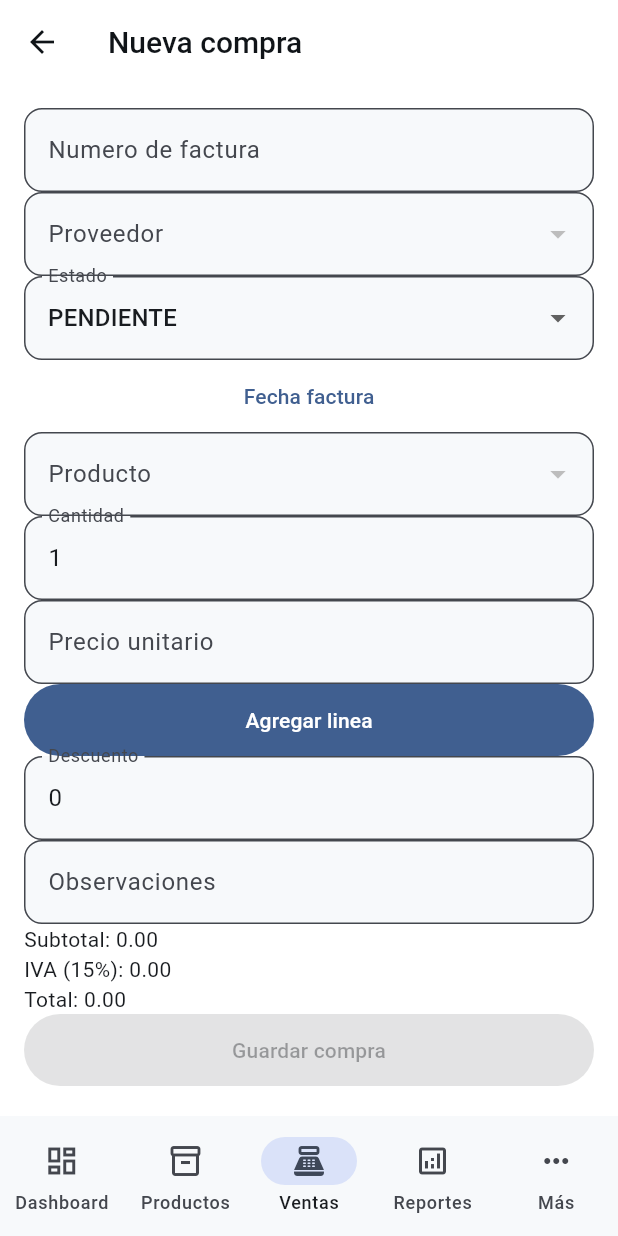
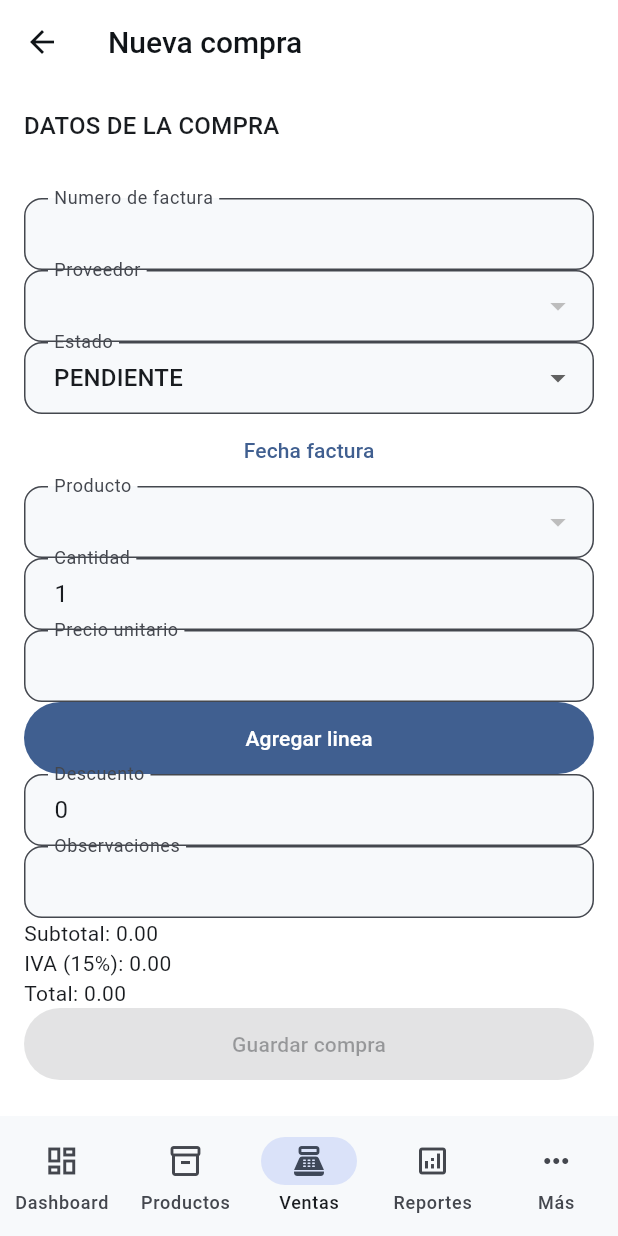
Before and after one commit to AndresCagua/FerrePlus, a Flutter app: the CompraFormPage screen opened by its route, on a phone screen of 412 x 824 dp. Run offline on Flutter 3.47's test engine with Material 3 defaults, Android fonts, the light colour scheme and no system bars; our stand-ins replace connectivity_plus, dio, drift, flutter_local_notifications, flutter_riverpod, flutter_secure_storage and 3 more; missing offline and left inert: cryptography; accounts and stored records are empty; generated files the repository leaves out were written again; network calls fail.

Commit message:
20260819
refactor(flutter): formularios con componentes compartidos y README

- AppFormField, AppDropdownField, AppFormSection en shared/widgets/forms
- Refactor 10 pantallas: venta, compra, movimiento, gasto, producto,
  categoria, proveedor, cliente, usuario y rol
- Formularios scrollables, spacing AppSpacing, secciones agrupadas,
  botones en flujo natural sin superposicion
- README con seccion app Flutter (stack, comandos, offline, rediseno)
- Integration test de sync offline (pendiente de dispositivo)
- 88 tests verdes, analyze 0

```diff
--- a/flutter/lib/presentation/features/commercial_pages.dart
+++ b/flutter/lib/presentation/features/commercial_pages.dart
@@ -18,6 +18,9 @@ import '../shared/widgets/app_error_view.dart';
 import '../shared/widgets/app_empty_state.dart';
 import '../shared/widgets/app_loading_indicator.dart';
 import '../shared/widgets/page_scaffold.dart';
+import '../shared/widgets/forms/app_dropdown_field.dart';
+import '../shared/widgets/forms/app_form_field.dart';
+import '../shared/widgets/forms/app_form_section.dart';
 import '../shared/widgets/confirm_dialog.dart';
 import '../theme/app_spacing.dart';
 
@@ -272,12 +275,18 @@ class _VentaFormState extends ConsumerState<VentaFormPage> {
       appBar: AppBarBuilder(title: 'Nueva venta POS'),
       body: Form(
         key: formKey,
-        child: ListView(
+        child: SingleChildScrollView(
           padding: const EdgeInsets.all(AppSpacing.space16),
+          child: Column(
+            crossAxisAlignment: CrossAxisAlignment.stretch,
             children: <Widget>[
-            DropdownButtonFormField<int>(
+              const AppFormSection(
+                title: 'DATOS DE LA VENTA',
+                children: <Widget>[],
+              ),
+              AppDropdownField<int>(
+                label: 'Cliente',
                 initialValue: clientId,
-              decoration: const InputDecoration(labelText: 'Cliente'),
                 items: clients
                     .map(
                       (Cliente x) => DropdownMenuItem<int>(
@@ -288,9 +297,9 @@ class _VentaFormState extends ConsumerState<VentaFormPage> {
                     .toList(),
                 onChanged: (int? v) => setState(() => clientId = v),
               ),
-            DropdownButtonFormField<String>(
+              AppDropdownField<String>(
+                label: 'Metodo de pago',
                 initialValue: method,
-              decoration: const InputDecoration(labelText: 'Metodo de pago'),
                 items:
                     const <String>[
                           'EFECTIVO',
@@ -299,15 +308,18 @@ class _VentaFormState extends ConsumerState<VentaFormPage> {
                           'CREDITO',
                         ]
                         .map(
-                        (String x) =>
-                            DropdownMenuItem<String>(value: x, child: Text(x)),
+                          (String x) => DropdownMenuItem<String>(
+                            value: x,
+                            child: Text(x),
+                          ),
                         )
                         .toList(),
                 onChanged: (String? v) => setState(() => method = v ?? method),
               ),
-            DropdownButtonFormField<int>(
-              decoration: const InputDecoration(labelText: 'Producto'),
-              value: productId,
+              const AppFormSection(title: 'PRODUCTOS', children: <Widget>[]),
+              AppDropdownField<int>(
+                label: 'Producto',
+                initialValue: productId,
                 items: products
                     .map(
                       (Producto x) => DropdownMenuItem<int>(
@@ -324,14 +336,14 @@ class _VentaFormState extends ConsumerState<VentaFormPage> {
                   price.text = p?.precioVenta.toString() ?? '';
                 }),
               ),
-            TextFormField(
+              AppFormField(
+                label: 'Cantidad',
                 controller: quantity,
-              decoration: const InputDecoration(labelText: 'Cantidad'),
                 keyboardType: TextInputType.number,
               ),
-            TextFormField(
+              AppFormField(
+                label: 'Precio unitario',
                 controller: price,
-              decoration: const InputDecoration(labelText: 'Precio unitario'),
                 keyboardType: TextInputType.number,
               ),
               FilledButton(
@@ -390,16 +402,14 @@ class _VentaFormState extends ConsumerState<VentaFormPage> {
                   ),
                 ),
               ),
-            TextFormField(
+              const AppFormSection(title: 'RESUMEN', children: <Widget>[]),
+              AppFormField(
+                label: 'Descuento',
                 controller: discount,
-              decoration: const InputDecoration(labelText: 'Descuento'),
                 keyboardType: TextInputType.number,
                 onChanged: (_) => setState(() {}),
               ),
-            TextFormField(
-              controller: observations,
-              decoration: const InputDecoration(labelText: 'Observaciones'),
-            ),
+              AppFormField(label: 'Observaciones', controller: observations),
               Text('Subtotal: ${subtotal.toStringAsFixed(2)}'),
               Text('IVA (15%): ${iva.toStringAsFixed(2)}'),
               Text(
@@ -419,6 +429,7 @@ class _VentaFormState extends ConsumerState<VentaFormPage> {
                     : const Text('Guardar venta'),
               ),
             ],
+          ),
         ),
       ),
     );
@@ -741,20 +752,24 @@ class _CompraFormState extends ConsumerState<CompraFormPage> {
           : Form(
               key: keyForm,
               child: ListView(
+                shrinkWrap: true,
+                cacheExtent: 10000,
                 padding: const EdgeInsets.all(AppSpacing.space16),
                 children: <Widget>[
-                  TextFormField(
+                  const AppFormSection(
+                    title: 'DATOS DE LA COMPRA',
+                    children: <Widget>[],
+                  ),
+                  AppFormField(
+                    label: 'Numero de factura',
                     controller: invoice,
-                    decoration: const InputDecoration(
-                      labelText: 'Numero de factura',
-                    ),
                     validator: (String? v) => v == null || v.trim().isEmpty
                         ? 'Campo requerido'
                         : null,
                   ),
-                  DropdownButtonFormField<int>(
-                    decoration: const InputDecoration(labelText: 'Proveedor'),
-                    value: supplierId,
+                  AppDropdownField<int>(
+                    label: 'Proveedor',
+                    initialValue: supplierId,
                     items: suppliers
                         .map(
                           (Proveedor x) => DropdownMenuItem<int>(
@@ -765,9 +780,9 @@ class _CompraFormState extends ConsumerState<CompraFormPage> {
                         .toList(),
                     onChanged: (int? v) => setState(() => supplierId = v),
                   ),
-                  DropdownButtonFormField<String>(
-                    decoration: const InputDecoration(labelText: 'Estado'),
-                    value: status,
+                  AppDropdownField<String>(
+                    label: 'Estado',
+                    initialValue: status,
                     items: const <String>['PENDIENTE', 'COMPLETADA', 'ANULADA']
                         .map(
                           (String x) => DropdownMenuItem<String>(
@@ -793,9 +808,9 @@ class _CompraFormState extends ConsumerState<CompraFormPage> {
                           : DateFormatter.forDisplay(invoiceDate!),
                     ),
                   ),
-                  DropdownButtonFormField<int>(
-                    decoration: const InputDecoration(labelText: 'Producto'),
-                    value: productId,
+                  AppDropdownField<int>(
+                    label: 'Producto',
+                    initialValue: productId,
                     items: products
                         .map(
                           (Producto x) => DropdownMenuItem<int>(
@@ -815,16 +830,14 @@ class _CompraFormState extends ConsumerState<CompraFormPage> {
                           '';
                     }),
                   ),
-                  TextField(
+                  AppFormField(
+                    label: 'Cantidad',
                     controller: quantity,
-                    decoration: const InputDecoration(labelText: 'Cantidad'),
                     keyboardType: TextInputType.number,
                   ),
-                  TextField(
+                  AppFormField(
+                    label: 'Precio unitario',
                     controller: price,
-                    decoration: const InputDecoration(
-                      labelText: 'Precio unitario',
-                    ),
                     keyboardType: TextInputType.number,
                   ),
                   FilledButton(
@@ -861,16 +874,14 @@ class _CompraFormState extends ConsumerState<CompraFormPage> {
                       trailing: Text(x.subtotal!.toStringAsFixed(2)),
                     ),
                   ),
-                  TextField(
+                  AppFormField(
+                    label: 'Descuento',
                     controller: discount,
-                    decoration: const InputDecoration(labelText: 'Descuento'),
                     onChanged: (_) => setState(() {}),
                   ),
-                  TextField(
+                  AppFormField(
+                    label: 'Observaciones',
                     controller: observations,
-                    decoration: const InputDecoration(
-                      labelText: 'Observaciones',
-                    ),
                   ),
                   Text('Subtotal: ${subtotal.toStringAsFixed(2)}'),
                   Text('IVA (15%): ${iva.toStringAsFixed(2)}'),
@@ -1021,11 +1032,17 @@ class _MovimientoFormState extends ConsumerState<MovimientoFormPage> {
     return Scaffold(
       appBar: AppBarBuilder(title: 'Nuevo movimiento'),
       body: ListView(
+        shrinkWrap: true,
+        cacheExtent: 10000,
         padding: const EdgeInsets.all(AppSpacing.space16),
         children: <Widget>[
-          DropdownButtonFormField<int>(
-            decoration: const InputDecoration(labelText: 'Producto'),
-            value: productId,
+          const AppFormSection(
+            title: 'DETALLE DEL MOVIMIENTO',
+            children: <Widget>[],
+          ),
+          AppDropdownField<int>(
+            label: 'Producto',
+            initialValue: productId,
             items: products
                 .map(
                   (Producto x) =>
@@ -1034,14 +1051,14 @@ class _MovimientoFormState extends ConsumerState<MovimientoFormPage> {
                 .toList(),
             onChanged: (int? v) => setState(() => productId = v),
           ),
-          TextField(
+          AppFormField(
+            label: 'Cantidad',
             controller: quantity,
-            decoration: const InputDecoration(labelText: 'Cantidad'),
             keyboardType: TextInputType.number,
           ),
-          DropdownButtonFormField<String>(
-            decoration: const InputDecoration(labelText: 'Tipo'),
-            value: type,
+          AppDropdownField<String>(
+            label: 'Tipo',
+            initialValue: type,
             items: const <String>['ENTRADA', 'SALIDA', 'AJUSTE']
                 .map(
                   (String x) =>
@@ -1050,18 +1067,9 @@ class _MovimientoFormState extends ConsumerState<MovimientoFormPage> {
                 .toList(),
             onChanged: (String? v) => setState(() => type = v ?? type),
           ),
-          TextField(
-            controller: reference,
-            decoration: const InputDecoration(labelText: 'Referencia'),
-          ),
-          TextField(
-            controller: reason,
-            decoration: const InputDecoration(labelText: 'Motivo'),
-          ),
-          TextField(
-            controller: price,
-            decoration: const InputDecoration(labelText: 'Precio unitario'),
-          ),
+          AppFormField(label: 'Referencia', controller: reference),
+          AppFormField(label: 'Motivo', controller: reason),
+          AppFormField(label: 'Precio unitario', controller: price),
           FilledButton(
             onPressed:
                 !saving &&
@@ -1284,36 +1292,32 @@ class _GastoFormState extends ConsumerState<GastoFormPage> {
         : Form(
             key: formKey,
             child: ListView(
+              shrinkWrap: true,
+              cacheExtent: 10000,
               padding: const EdgeInsets.all(AppSpacing.space16),
               children: <Widget>[
-                TextFormField(
+                const AppFormSection(
+                  title: 'DATOS DEL GASTO',
+                  children: <Widget>[],
+                ),
+                AppFormField(
+                  label: 'Descripcion',
                   controller: description,
-                  decoration: const InputDecoration(labelText: 'Descripcion'),
                   validator: (String? v) =>
                       v == null || v.trim().isEmpty ? 'Campo requerido' : null,
                 ),
-                TextFormField(
+                AppFormField(
+                  label: 'Monto',
                   controller: amount,
-                  decoration: const InputDecoration(labelText: 'Monto'),
                   keyboardType: TextInputType.number,
                   validator: (String? v) =>
                       num.tryParse(v ?? '') == null ? 'Monto invalido' : null,
                 ),
-                TextField(
-                  controller: category,
-                  decoration: const InputDecoration(labelText: 'Categoria'),
-                ),
-                TextField(
-                  controller: method,
-                  decoration: const InputDecoration(
-                    labelText: 'Metodo de pago',
-                  ),
-                ),
-                TextField(
+                AppFormField(label: 'Categoria', controller: category),
+                AppFormField(label: 'Metodo de pago', controller: method),
+                AppFormField(
+                  label: 'Numero de comprobante',
                   controller: receipt,
-                  decoration: const InputDecoration(
-                    labelText: 'Numero de comprobante',
-                  ),
                 ),
                 TextButton(
                   onPressed: () async {
@@ -1326,10 +1330,7 @@ class _GastoFormState extends ConsumerState<GastoFormPage> {
                         : DateFormatter.forDisplay(date!),
                   ),
                 ),
-                TextField(
-                  controller: observations,
-                  decoration: const InputDecoration(labelText: 'Observaciones'),
-                ),
+                AppFormField(label: 'Observaciones', controller: observations),
                 FilledButton(
                   onPressed:
                       ref
--- /dev/null
+++ b/flutter/lib/presentation/shared/widgets/forms/app_dropdown_field.dart
@@ -0,0 +1,46 @@
+import 'package:flutter/material.dart';
+
+import '../../../theme/app_spacing.dart';
+
+/// Dropdown form field with the same visual contract as [AppFormField].
+class AppDropdownField<T> extends StatelessWidget {
+  const AppDropdownField({
+    required this.label,
+    required this.items,
+    required this.onChanged,
+    this.initialValue,
+    this.enabled,
+    this.validator,
+    this.decoration,
+    super.key,
+  });
+
+  final String label;
+  final List<DropdownMenuItem<T>> items;
+  final ValueChanged<T?>? onChanged;
+  final T? initialValue;
+  final bool? enabled;
+  final FormFieldValidator<T>? validator;
+  final InputDecoration? decoration;
+
+  @override
+  Widget build(BuildContext context) {
+    final InputDecoration fieldDecoration =
+        (decoration ?? const InputDecoration()).copyWith(
+          labelText: decoration?.labelText ?? label,
+          floatingLabelBehavior: FloatingLabelBehavior.always,
+          isDense: true,
+          contentPadding: const EdgeInsets.symmetric(
+            horizontal: AppSpacing.space16,
+            vertical: AppSpacing.space12,
+          ),
+        );
+    return DropdownButtonFormField<T>(
+      initialValue: initialValue,
+      items: items,
+      onChanged: enabled == false ? null : onChanged,
+      validator: validator,
+      decoration: fieldDecoration,
+    );
+  }
+}
--- /dev/null
+++ b/flutter/lib/presentation/shared/widgets/forms/app_form_field.dart
@@ -0,0 +1,57 @@
+import 'package:flutter/material.dart';
+
+import '../../../theme/app_spacing.dart';
+
+/// Text input shared by presentation forms.
+class AppFormField extends StatelessWidget {
+  const AppFormField({
+    this.controller,
+    this.initialValue,
+    required this.label,
+    this.keyboardType,
+    this.enabled,
+    this.obscureText = false,
+    this.validator,
+    this.onChanged,
+    this.decoration,
+    super.key,
+  }) : assert(
+         controller == null || initialValue == null,
+         'controller and initialValue cannot be used together',
+       );
+
+  final TextEditingController? controller;
+  final String? initialValue;
+  final String label;
+  final TextInputType? keyboardType;
+  final bool? enabled;
+  final bool obscureText;
+  final FormFieldValidator<String>? validator;
+  final ValueChanged<String>? onChanged;
+  final InputDecoration? decoration;
+
+  @override
+  Widget build(BuildContext context) {
+    final InputDecoration fieldDecoration =
+        (decoration ?? const InputDecoration()).copyWith(
+          labelText: decoration?.labelText ?? label,
+          floatingLabelBehavior: FloatingLabelBehavior.always,
+          isDense: true,
+          contentPadding: const EdgeInsets.symmetric(
+            horizontal: AppSpacing.space16,
+            vertical: AppSpacing.space12,
+          ),
+        );
+    return TextFormField(
+      controller: controller,
+      initialValue: initialValue,
+      keyboardType: keyboardType,
+      enabled: enabled,
+      obscureText: obscureText,
+      validator: validator,
+      onChanged: onChanged,
+      decoration: fieldDecoration,
+      minLines: 1,
+    );
+  }
+}
--- /dev/null
+++ b/flutter/lib/presentation/shared/widgets/forms/app_form_section.dart
@@ -0,0 +1,38 @@
+import 'package:flutter/material.dart';
+
+import '../../../theme/app_spacing.dart';
+
+/// Groups related form controls and establishes a consistent vertical rhythm.
+class AppFormSection extends StatelessWidget {
+  const AppFormSection({
+    required this.title,
+    required this.children,
+    this.spacing = AppSpacing.space16,
+    super.key,
+  });
+
+  final String title;
+  final List<Widget> children;
+  final double spacing;
+
+  @override
+  Widget build(BuildContext context) => Padding(
+    padding: const EdgeInsets.only(bottom: AppSpacing.space24),
+    child: Column(
+      crossAxisAlignment: CrossAxisAlignment.stretch,
+      children: <Widget>[
+        Semantics(
+          header: true,
+          child: Padding(
+            padding: const EdgeInsets.only(bottom: AppSpacing.space12),
+            child: Text(title, style: Theme.of(context).textTheme.titleMedium),
+          ),
+        ),
+        for (int index = 0; index < children.length; index++) ...<Widget>[
+          if (index > 0) SizedBox(height: spacing),
+          children[index],
+        ],
+      ],
+    ),
+  );
+}
```
Also changed, not shown: flutter/lib/presentation/features/admin_pages.dart (+21 -9 lines), flutter/lib/presentation/features/catalog_pages.dart (+15 -10 lines), flutter/lib/presentation/features/productos/productos_pages.dart (+14 -10 lines), 3 other files. Lines whose indentation alone changed are shown as unchanged.
